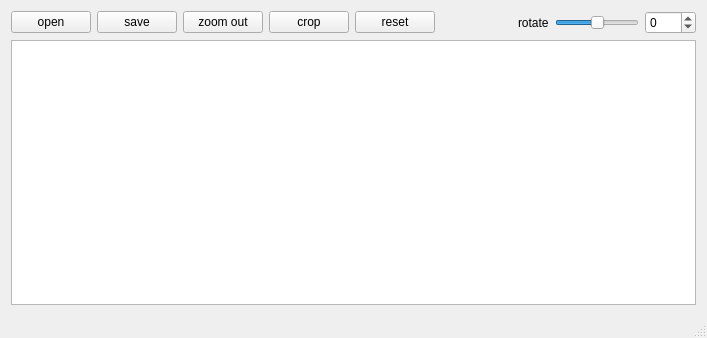
This is ImageViewer/mainwindow.ui in HazemSamir/QImageViewer as Qt 5 draws it before an edit. The edited form follows.
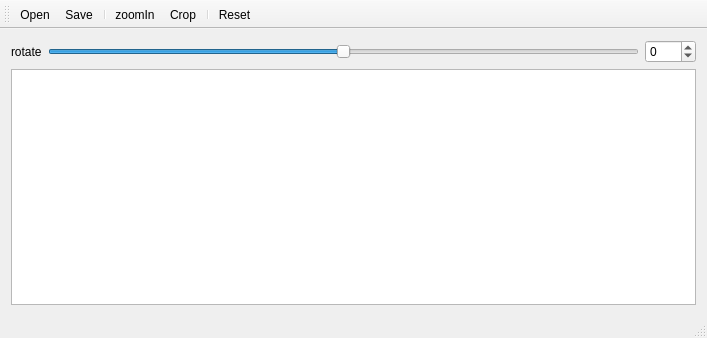
This is the edited form. Icons and pictures are not drawn.

Commit message: Replace Buttons with toolbar

Patch:
```diff
--- a/ImageViewer/mainwindow.ui
+++ b/ImageViewer/mainwindow.ui
@@ -26,74 +26,6 @@
      <layout class="QVBoxLayout" name="verticalLayout">
       <item>
        <layout class="QHBoxLayout" name="horizontalLayout">
-        <item>
-         <widget class="QPushButton" name="openBtn">
-          <property name="text">
-           <string>open</string>
-          </property>
-          <property name="icon">
-           <iconset resource="sources.qrc">
-            <normaloff>:/icons/icons/open.png</normaloff>:/icons/icons/open.png</iconset>
-          </property>
-         </widget>
-        </item>
-        <item>
-         <widget class="QPushButton" name="saveBtn">
-          <property name="text">
-           <string>save</string>
-          </property>
-          <property name="icon">
-           <iconset resource="sources.qrc">
-            <normaloff>:/icons/icons/save.png</normaloff>:/icons/icons/save.png</iconset>
-          </property>
-         </widget>
-        </item>
-        <item>
-         <widget class="QPushButton" name="zoomOutBtn">
-          <property name="text">
-           <string>zoom out</string>
-          </property>
-          <property name="icon">
-           <iconset resource="sources.qrc">
-            <normaloff>:/icons/icons/zoomout.png</normaloff>:/icons/icons/zoomout.png</iconset>
-          </property>
-         </widget>
-        </item>
-        <item>
-         <widget class="QPushButton" name="cropBtn">
-          <property name="text">
-           <string>crop</string>
-          </property>
-          <property name="icon">
-           <iconset resource="sources.qrc">
-            <normaloff>:/icons/icons/crop.png</normaloff>:/icons/icons/crop.png</iconset>
-          </property>
-         </widget>
-        </item>
-        <item>
-         <widget class="QPushButton" name="resetBtn">
-          <property name="text">
-           <string>reset</string>
-          </property>
-          <property name="icon">
-           <iconset resource="sources.qrc">
-            <normaloff>:/icons/icons/reset.png</normaloff>:/icons/icons/reset.png</iconset>
-          </property>
-         </widget>
-        </item>
-        <item>
-         <spacer name="horizontalSpacer">
-          <property name="orientation">
-           <enum>Qt::Horizontal</enum>
-          </property>
-          <property name="sizeHint" stdset="0">
-           <size>
-            <width>30</width>
-            <height>20</height>
-           </size>
-          </property>
-         </spacer>
-        </item>
         <item>
          <widget class="QLabel" name="label">
           <property name="text">
@@ -147,6 +79,118 @@
    </layout>
   </widget>
   <widget class="QStatusBar" name="statusBar"/>
+  <widget class="QToolBar" name="toolBar">
+   <property name="windowTitle">
+    <string>toolBar</string>
+   </property>
+   <attribute name="toolBarArea">
+    <enum>TopToolBarArea</enum>
+   </attribute>
+   <attribute name="toolBarBreak">
+    <bool>false</bool>
+   </attribute>
+   <addaction name="actionOpen"/>
+   <addaction name="actionSave"/>
+   <addaction name="separator"/>
+   <addaction name="actionZoomIn"/>
+   <addaction name="actionZoomOut (P)"/>
+   <addaction name="actionCrop"/>
+   <addaction name="separator"/>
+   <addaction name="actionReset"/>
+  </widget>
+  <action name="actionOpen">
+   <property name="icon">
+    <iconset>
+     <normalon>:/icons/icons/open.png</normalon>
+    </iconset>
+   </property>
+   <property name="text">
+    <string>Open</string>
+   </property>
+   <property name="toolTip">
+    <string>Open new image file (Ctrl+O)</string>
+   </property>
+   <property name="shortcut">
+    <string>Ctrl+O</string>
+   </property>
+  </action>
+  <action name="actionSave">
+   <property name="icon">
+    <iconset>
+     <normalon>:/icons/icons/save.png</normalon>
+    </iconset>
+   </property>
+   <property name="text">
+    <string>Save</string>
+   </property>
+   <property name="toolTip">
+    <string>Save as new file (Ctrl+S)</string>
+   </property>
+   <property name="shortcut">
+    <string>Ctrl+S</string>
+   </property>
+  </action>
+  <action name="actionZoomIn">
+   <property name="icon">
+    <iconset>
+     <normalon>:/icons/icons/zoomin.png</normalon>
+    </iconset>
+   </property>
+   <property name="text">
+    <string>zoomIn</string>
+   </property>
+   <property name="toolTip">
+    <string>select area to zoom in (O)</string>
+   </property>
+   <property name="shortcut">
+    <string>O</string>
+   </property>
+  </action>
+  <action name="actionZoomOut (P)">
+   <property name="icon">
+    <iconset>
+     <normalon>:/icons/icons/zoomout.png</normalon>
+    </iconset>
+   </property>
+   <property name="text">
+    <string>ZoomOut</string>
+   </property>
+   <property name="toolTip">
+    <string>zoom out</string>
+   </property>
+   <property name="shortcut">
+    <string>P</string>
+   </property>
+  </action>
+  <action name="actionCrop">
+   <property name="icon">
+    <iconset>
+     <normalon>:/icons/icons/crop.png</normalon>
+    </iconset>
+   </property>
+   <property name="text">
+    <string>Crop</string>
+   </property>
+   <property name="toolTip">
+    <string>crop to selected area (Ctrl+C)</string>
+   </property>
+   <property name="shortcut">
+    <string>Ctrl+C</string>
+   </property>
+  </action>
+  <action name="actionReset">
+   <property name="icon">
+    <iconset>
+     <normalon>:/icons/icons/reset.png</normalon>
+    </iconset>
+   </property>
+   <property name="text">
+    <string>Reset</string>
+   </property>
+   <property name="toolTip">
+    <string>restore orignal image</string>
+   </property>
+  </action>
  </widget>
  <layoutdefault spacing="6" margin="11"/>
  <resources>
```
The commit also changes 6 other files.
